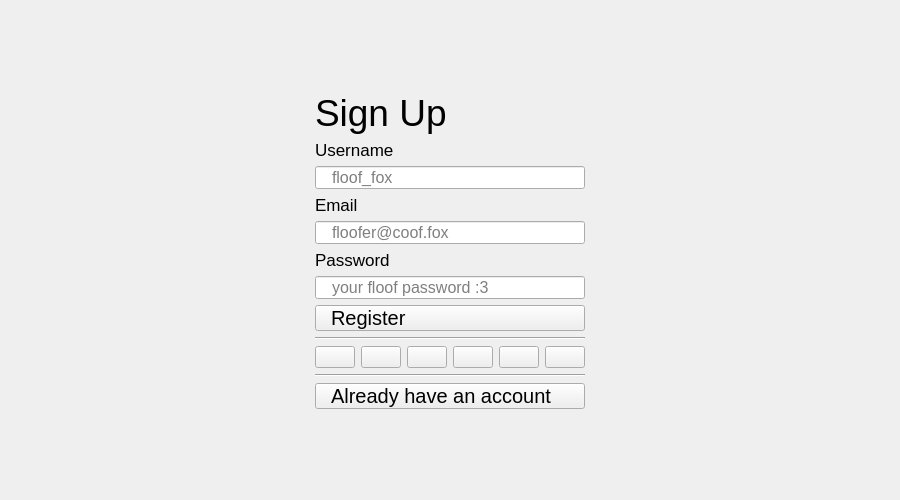
First picture: the form in src/FoxogramSignup.ui, repository foxocorp/foxogram-desktop, before the edit.
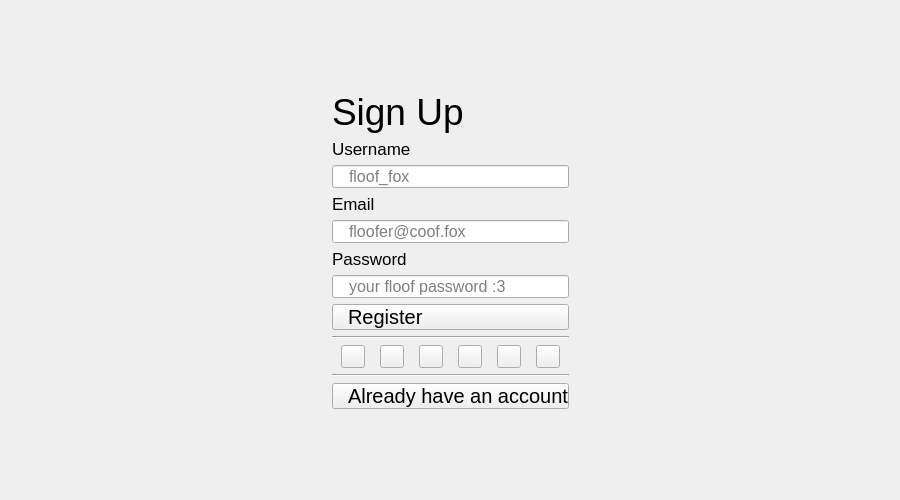
Second picture: the form after the edit.

```diff
--- a/src/FoxogramSignup.ui
+++ b/src/FoxogramSignup.ui
@@ -31,6 +31,9 @@
   <property name="windowTitle">
    <string>Form</string>
   </property>
+  <property name="styleSheet">
+   <string notr="true"/>
+  </property>
   <layout class="QGridLayout" name="gridLayout" rowstretch="271,538,271" columnstretch="775,370,775">
    <item row="0" column="1">
     <spacer name="verticalSpacer">
@@ -285,114 +288,42 @@
         <enum>QLayout::SetNoConstraint</enum>
        </property>
        <item>
-        <widget class="QPushButton" name="pushButton">
-         <property name="sizePolicy">
-          <sizepolicy hsizetype="Fixed" vsizetype="MinimumExpanding">
-           <horstretch>0</horstretch>
-           <verstretch>0</verstretch>
-          </sizepolicy>
-         </property>
-         <property name="baseSize">
-          <size>
-           <width>32</width>
-           <height>32</height>
-          </size>
-         </property>
+        <widget class="QToolButton" name="toolButton_2">
          <property name="text">
           <string/>
          </property>
         </widget>
        </item>
        <item>
-        <widget class="QPushButton" name="pushButton_4">
-         <property name="sizePolicy">
-          <sizepolicy hsizetype="Fixed" vsizetype="MinimumExpanding">
-           <horstretch>0</horstretch>
-           <verstretch>0</verstretch>
-          </sizepolicy>
-         </property>
-         <property name="baseSize">
-          <size>
-           <width>32</width>
-           <height>32</height>
-          </size>
-         </property>
+        <widget class="QToolButton" name="toolButton_3">
          <property name="text">
           <string/>
          </property>
         </widget>
        </item>
        <item>
-        <widget class="QPushButton" name="pushButton_5">
-         <property name="sizePolicy">
-          <sizepolicy hsizetype="Fixed" vsizetype="MinimumExpanding">
-           <horstretch>0</horstretch>
-           <verstretch>0</verstretch>
-          </sizepolicy>
-         </property>
-         <property name="baseSize">
-          <size>
-           <width>32</width>
-           <height>32</height>
-          </size>
-         </property>
+        <widget class="QToolButton" name="toolButton">
          <property name="text">
           <string/>
          </property>
         </widget>
        </item>
        <item>
-        <widget class="QPushButton" name="pushButton_6">
-         <property name="sizePolicy">
-          <sizepolicy hsizetype="Fixed" vsizetype="MinimumExpanding">
-           <horstretch>0</horstretch>
-           <verstretch>0</verstretch>
-          </sizepolicy>
-         </property>
-         <property name="baseSize">
-          <size>
-           <width>32</width>
-           <height>32</height>
-          </size>
-         </property>
+        <widget class="QToolButton" name="toolButton_5">
          <property name="text">
           <string/>
          </property>
         </widget>
        </item>
        <item>
-        <widget class="QPushButton" name="pushButton_3">
-         <property name="sizePolicy">
-          <sizepolicy hsizetype="Fixed" vsizetype="MinimumExpanding">
-           <horstretch>0</horstretch>
-           <verstretch>0</verstretch>
-          </sizepolicy>
-         </property>
-         <property name="baseSize">
-          <size>
-           <width>32</width>
-           <height>32</height>
-          </size>
-         </property>
+        <widget class="QToolButton" name="toolButton_6">
          <property name="text">
           <string/>
          </property>
         </widget>
        </item>
        <item>
-        <widget class="QPushButton" name="pushButton_2">
-         <property name="sizePolicy">
-          <sizepolicy hsizetype="Fixed" vsizetype="MinimumExpanding">
-           <horstretch>0</horstretch>
-           <verstretch>0</verstretch>
-          </sizepolicy>
-         </property>
-         <property name="baseSize">
-          <size>
-           <width>32</width>
-           <height>32</height>
-          </size>
-         </property>
+        <widget class="QToolButton" name="toolButton_4">
          <property name="text">
           <string/>
          </property>
```
Left out of the diff: 20 changed lines with no effect on the pictures.
